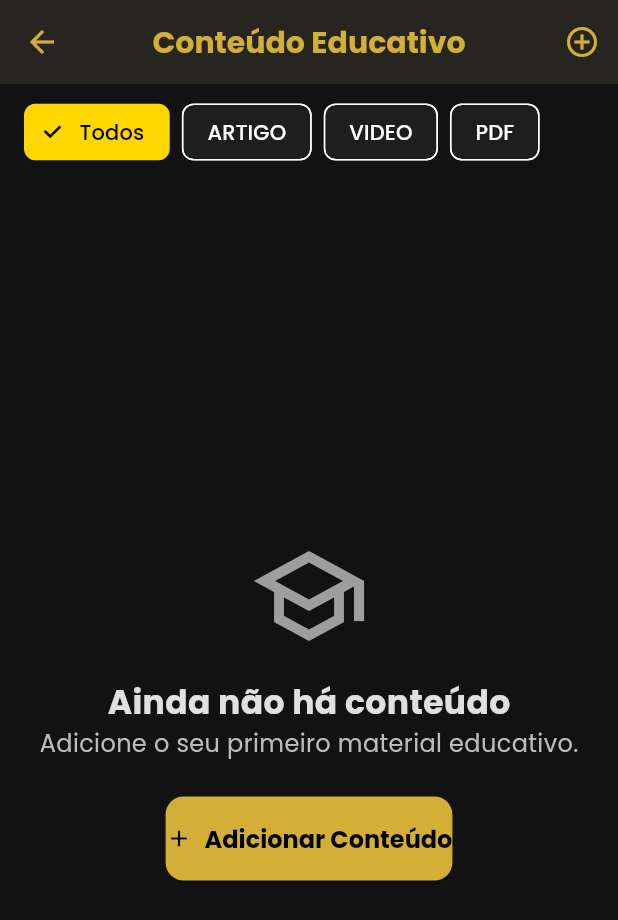
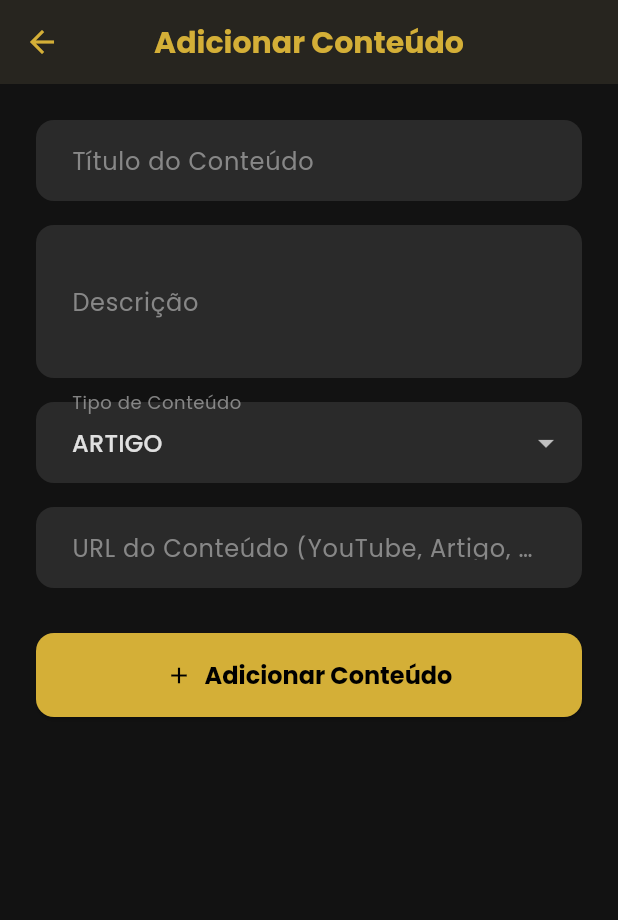
Before and after one commit to Bahryz/ProjetoMed, a Flutter app: the AddConteudoEducativoScreen screen opened by its route, after a tap on the "add circle outline" icon, on a phone screen of 412 x 824 dp. Shown: the top 920 px of the screen. Run offline on Flutter 3.47's test engine with Material 3 defaults, Android fonts, the phone set to English and light mode, and no system bars; our stand-ins replace cached_network_image, cloud_firestore, connectivity_plus, file_picker, firebase_auth, firebase_core and 8 more; accounts and stored records are empty.

```diff
--- a/medico_app/lib/app/config/router/app_router.dart
+++ b/medico_app/lib/app/config/router/app_router.dart
@@ -15,15 +15,18 @@ import 'package:medico_app/features/chat/presentation/screens/lista_conversas_sc
 import 'package:medico_app/features/chat/presentation/screens/lista_usuarios_screen.dart';
 import 'package:medico_app/features/documentos/presentation/screens/documentos_screen.dart';
 import 'package:medico_app/features/authentication/presentation/screens/image_viewer_screen.dart';
-import 'package:medico_app/features/medico/presentation/screens/add_conteudo_educativo_screen.dart';
+import 'package:medico_app/features/medico/presentation/screens/add_conteudo_educativo_screen.dart'; // A tela de listagem
+import 'package:medico_app/features/medico/presentation/screens/create_conteudo_educativo_screen.dart'; // A nova tela de criação
 import 'package:medico_app/features/medico/presentation/screens/agenda_screen.dart';
 import 'package:medico_app/features/medico/presentation/screens/conteudo_educativo.dart' as conteudo;
 import 'package:medico_app/features/medico/presentation/screens/feedbacks_screen.dart';
 import 'package:medico_app/features/paciente/presentation/screens/meus_agentamentos.dart';
 import 'package:medico_app/features/paciente/presentation/screens/solicitar_agentamento_screen.dart';
-import 'package:medico_app/features/profile/presentation/screens/profile_screen.dart'; // Importe a nova tela
+import 'package:medico_app/features/profile/presentation/screens/profile_screen.dart';
 import 'package:medico_app/features/settings/presentation/screens/settings_screen.dart';
 import 'package:provider/provider.dart';
+import 'package:medico_app/features/paciente/presentation/screens/paciente_conteudo_educativo_screen.dart';
+
 
 class AppRouter {
   final AuthController authController;
@@ -95,14 +98,16 @@ class AppRouter {
           path: '/conteudo-educativo',
           builder: (context, state) => const conteudo.ConteudoEducativoScreen()),
       GoRoute(
-          path: '/feedbacks',
-          builder: (context, state) => const FeedbacksScreen()),
-
-      // ROTA PARA ADICIONAR CONTEÚDO
-      GoRoute(
         path: '/add-conteudo-educativo',
         builder: (context, state) => const AddConteudoEducativoScreen(),
       ),
+      GoRoute(
+        path: '/create-conteudo-educativo',
+        builder: (context, state) => const CreateConteudoEducativoScreen(),
+      ),
+      GoRoute(
+          path: '/feedbacks',
+          builder: (context, state) => const FeedbacksScreen()),
 
       // ROTAS DA ÁREA DO PACIENTE
       GoRoute(
@@ -112,6 +117,10 @@ class AppRouter {
       GoRoute(
         path: '/meus-agendamentos',
         builder: (context, state) => const MeusAgendamentosScreen(),
+      ),
+      GoRoute(
+        path: '/paciente-conteudo-educativo',
+        builder: (context, state) => const PacienteConteudoEducativoScreen(),
       ),
 
       GoRoute(
--- a/medico_app/lib/features/medico/presentation/screens/add_conteudo_educativo_screen.dart
+++ b/medico_app/lib/features/medico/presentation/screens/add_conteudo_educativo_screen.dart
@@ -27,7 +27,7 @@ class _AddConteudoEducativoScreenState extends State<AddConteudoEducativoScreen>
         actions: [
           IconButton(
             icon: const Icon(Icons.add_circle_outline),
-            onPressed: () => context.push('/add-conteudo-educativo'),
+            onPressed: () => context.push('/create-conteudo-educativo'),
             tooltip: 'Adicionar Novo Conteúdo',
           ),
         ],
--- /dev/null
+++ b/medico_app/lib/features/medico/presentation/screens/create_conteudo_educativo_screen.dart
@@ -0,0 +1,161 @@
+// medico_app/lib/features/medico/presentation/screens/create_conteudo_educativo_screen.dart
+
+import 'dart:io';
+import 'package:flutter/foundation.dart';
+import 'package:flutter/material.dart';
+import 'package:file_picker/file_picker.dart';
+import 'package:go_router/go_router.dart';
+import 'package:medico_app/features/medico/data/models/conteudo_educativo_model.dart';
+import 'package:medico_app/features/medico/data/services/conteudo_educativo_service.dart';
+
+class CreateConteudoEducativoScreen extends StatefulWidget {
+  const CreateConteudoEducativoScreen({super.key});
+
+  @override
+  State<CreateConteudoEducativoScreen> createState() => _CreateConteudoEducativoScreenState();
+}
+
+class _CreateConteudoEducativoScreenState extends State<CreateConteudoEducativoScreen> {
+  final _formKey = GlobalKey<FormState>();
+  final _tituloController = TextEditingController();
+  final _descricaoController = TextEditingController();
+  final _urlController = TextEditingController();
+
+  ConteudoTipo _tipoSelecionado = ConteudoTipo.artigo;
+  String? _filePath;
+  String? _thumbnailPath;
+  bool _isUploading = false;
+  final _service = ConteudoEducativoService();
+
+  @override
+  void dispose() {
+    _tituloController.dispose();
+    _descricaoController.dispose();
+    _urlController.dispose();
+    super.dispose();
+  }
+
+  Future<void> _pickFile() async {
+    FilePickerResult? result = await FilePicker.platform.pickFiles();
+    if (result != null) {
+      setState(() {
+        _filePath = result.files.single.path;
+      });
+    }
+  }
+
+  Future<void> _submit() async {
+    if (!_formKey.currentState!.validate()) {
+      return;
+    }
+
+    setState(() => _isUploading = true);
+
+    try {
+      String fileUrl = _urlController.text.trim();
+      String? thumbnailUrl;
+
+      // Lógica de upload do arquivo para o Firebase Storage, se um arquivo local for selecionado
+      if (_filePath != null) {
+        // Exemplo simplificado de upload. O serviço de upload precisaria ser implementado.
+        // fileUrl = await _service.uploadFile(File(_filePath!), 'conteudo_educativo/files/${_filePath!.split('/').last}');
+        // Se for um arquivo local, a URL acima seria a do Storage. Por enquanto, usamos a URL digitada.
+      }
+
+      await _service.addConteudo(
+        titulo: _tituloController.text.trim(),
+        descricao: _descricaoController.text.trim(),
+        tipo: _tipoSelecionado,
+        url: fileUrl,
+        thumbnailUrl: thumbnailUrl,
+      );
+
+      if (mounted) {
+        ScaffoldMessenger.of(context).showSnackBar(
+          const SnackBar(content: Text('Conteúdo adicionado com sucesso!')),
+        );
+        context.pop(); // Volta para a tela anterior
+      }
+    } catch (e) {
+      debugPrint("Erro ao enviar conteúdo: $e");
+      if (mounted) {
+        ScaffoldMessenger.of(context).showSnackBar(
+          SnackBar(content: Text('Erro ao adicionar conteúdo: $e')),
+        );
+      }
+    } finally {
+      if (mounted) {
+        setState(() => _isUploading = false);
+      }
+    }
+  }
+
+  @override
+  Widget build(BuildContext context) {
+    return Scaffold(
+      appBar: AppBar(
+        title: const Text('Adicionar Conteúdo'),
+      ),
+      body: SingleChildScrollView(
+        padding: const EdgeInsets.all(24.0),
+        child: Form(
+          key: _formKey,
+          child: Column(
+            crossAxisAlignment: CrossAxisAlignment.stretch,
+            children: [
+              TextFormField(
+                controller: _tituloController,
+                decoration: const InputDecoration(labelText: 'Título do Conteúdo'),
+                validator: (value) => value?.isEmpty ?? true ? 'Campo obrigatório' : null,
+              ),
+              const SizedBox(height: 16),
+              TextFormField(
+                controller: _descricaoController,
+                decoration: const InputDecoration(labelText: 'Descrição'),
+                maxLines: 3,
+                validator: (value) => value?.isEmpty ?? true ? 'Campo obrigatório' : null,
+              ),
+              const SizedBox(height: 16),
+              DropdownButtonFormField<ConteudoTipo>(
+                value: _tipoSelecionado,
+                decoration: const InputDecoration(labelText: 'Tipo de Conteúdo'),
+                items: ConteudoTipo.values.map((tipo) {
+                  return DropdownMenuItem(
+                    value: tipo,
+                    child: Text(tipo.name.toUpperCase()),
+                  );
+                }).toList(),
+                onChanged: (newValue) {
+                  if (newValue != null) {
+                    setState(() => _tipoSelecionado = newValue);
+                  }
+                },
+              ),
+              const SizedBox(height: 16),
+              TextFormField(
+                controller: _urlController,
+                decoration: const InputDecoration(
+                  labelText: 'URL do Conteúdo (YouTube, Artigo, PDF)',
+                ),
+                keyboardType: TextInputType.url,
+                validator: (value) {
+                  if (value?.isEmpty ?? true) return 'Campo obrigatório';
+                  // Adicionar validação de URL mais robusta, se necessário
+                  return null;
+                },
+              ),
+              const SizedBox(height: 30),
+              _isUploading
+                  ? const Center(child: CircularProgressIndicator())
+                  : ElevatedButton.icon(
+                      onPressed: _submit,
+                      icon: const Icon(Icons.add),
+                      label: const Text('Adicionar Conteúdo'),
+                    ),
+            ],
+          ),
+        ),
+      ),
+    );
+  }
+}
--- a/medico_app/lib/features/paciente/presentation/screens/area_paciente_screen.dart
+++ b/medico_app/lib/features/paciente/presentation/screens/area_paciente_screen.dart
@@ -33,7 +33,7 @@ class AreaPacienteScreen extends StatelessWidget {
             subtitle: 'Artigos e vídeos para cuidar de você.',
             icon: Icons.school_rounded,
             color: Colors.orange,
-            onTap: () { /* TODO: Navegar para tela de educação */ },
+            onTap: () => context.push('/paciente-conteudo-educativo'),
           ),
         ],
       ),
```
Also changed, not shown: medico_app/lib/features/paciente/presentation/screens/paciente_conteudo_educativo_screen.dart (added, +167 -0 lines).
